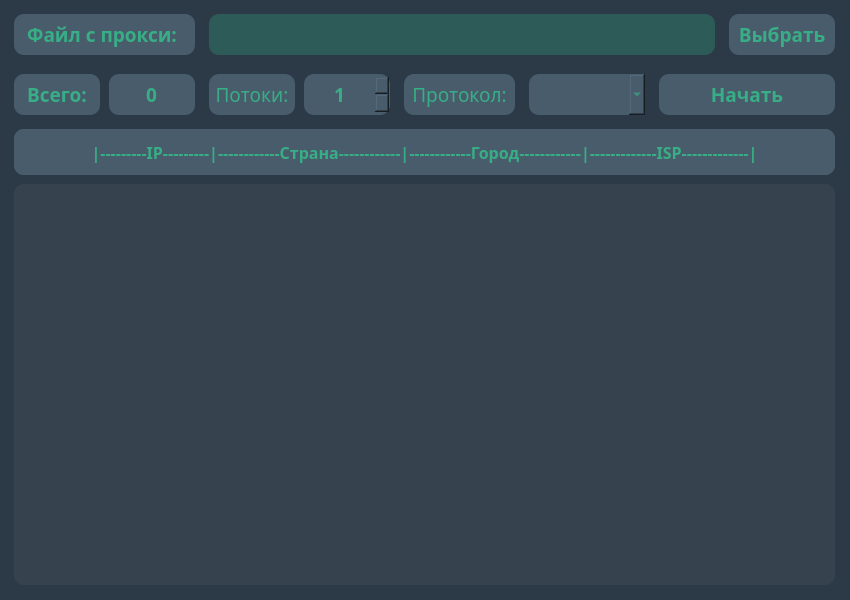
This is modules/app.ui in Underneach/Proxy-Checker as Qt 5 draws it before an edit. The edited form follows.
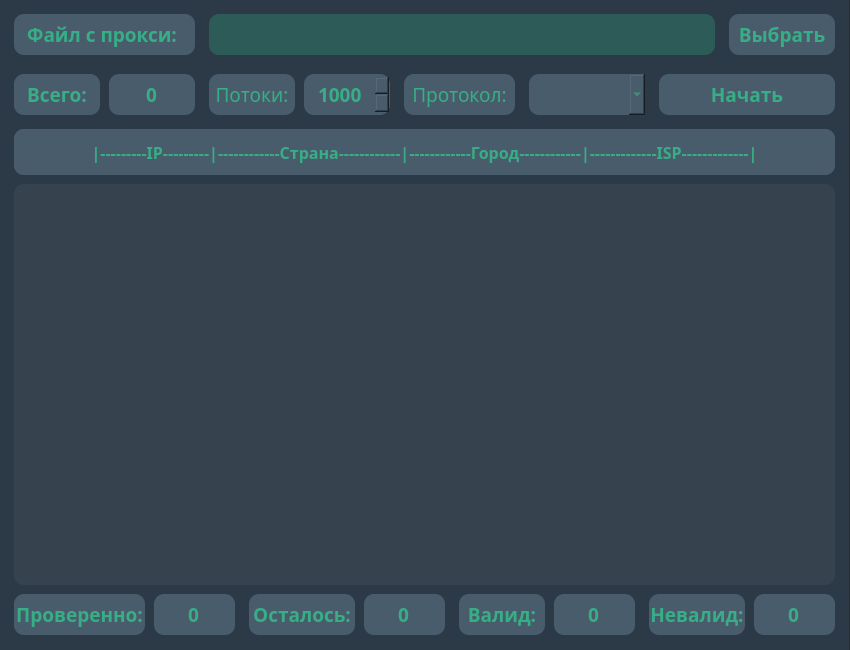
This is the edited form.

What changed in the file:
```diff
--- a/modules/app.ui
+++ b/modules/app.ui
@@ -7,7 +7,7 @@
     <x>0</x>
     <y>0</y>
     <width>850</width>
-    <height>600</height>
+    <height>650</height>
    </rect>
   </property>
   <property name="sizePolicy">
@@ -19,13 +19,13 @@
   <property name="minimumSize">
    <size>
     <width>850</width>
-    <height>600</height>
+    <height>650</height>
    </size>
   </property>
   <property name="maximumSize">
    <size>
     <width>850</width>
-    <height>600</height>
+    <height>999</height>
    </size>
   </property>
   <property name="windowTitle">
@@ -37,8 +37,8 @@
      <rect>
       <x>-1</x>
       <y>-1</y>
-      <width>925</width>
-      <height>606</height>
+      <width>851</width>
+      <height>656</height>
      </rect>
     </property>
     <property name="styleSheet">
@@ -324,6 +324,9 @@
      <property name="maximum">
       <number>9999</number>
      </property>
+     <property name="value">
+      <number>1000</number>
+     </property>
     </widget>
     <widget class="QLineEdit" name="all_proxy">
      <property name="geometry">
@@ -462,6 +465,277 @@
       <string notr="true">background-color:rgb(73, 92, 108);
 color: #37ae85;
 border-radius: 10px;</string>
+     </property>
+     <property name="frame">
+      <bool>true</bool>
+     </property>
+    </widget>
+    <widget class="QLabel" name="label_7">
+     <property name="geometry">
+      <rect>
+       <x>15</x>
+       <y>595</y>
+       <width>131</width>
+       <height>41</height>
+      </rect>
+     </property>
+     <property name="font">
+      <font>
+       <family>Segoe UI Variable Small Semibol</family>
+       <pointsize>11</pointsize>
+       <weight>75</weight>
+       <bold>true</bold>
+      </font>
+     </property>
+     <property name="autoFillBackground">
+      <bool>false</bool>
+     </property>
+     <property name="styleSheet">
+      <string notr="true">background-color:rgb(73, 92, 108);
+color: #37ae85;
+border-radius: 10px;</string>
+     </property>
+     <property name="text">
+      <string>&lt;html&gt;&lt;head/&gt;&lt;body&gt;&lt;p&gt;&lt;span style=&quot; font-size:14pt;&quot;&gt;Проверенно:&lt;/span&gt;&lt;/p&gt;&lt;/body&gt;&lt;/html&gt;</string>
+     </property>
+     <property name="alignment">
+      <set>Qt::AlignCenter</set>
+     </property>
+     <property name="indent">
+      <number>0</number>
+     </property>
+    </widget>
+    <widget class="QLineEdit" name="checked_proxy">
+     <property name="geometry">
+      <rect>
+       <x>155</x>
+       <y>595</y>
+       <width>81</width>
+       <height>41</height>
+      </rect>
+     </property>
+     <property name="font">
+      <font>
+       <family>Segoe UI Variable Small Semibol</family>
+       <pointsize>14</pointsize>
+       <weight>75</weight>
+       <bold>true</bold>
+      </font>
+     </property>
+     <property name="styleSheet">
+      <string notr="true">background-color:rgb(73, 92, 108);
+color: #37ae85;
+border-radius: 10px;</string>
+     </property>
+     <property name="text">
+      <string>0</string>
+     </property>
+     <property name="alignment">
+      <set>Qt::AlignCenter</set>
+     </property>
+     <property name="readOnly">
+      <bool>true</bool>
+     </property>
+    </widget>
+    <widget class="QLabel" name="label_8">
+     <property name="geometry">
+      <rect>
+       <x>250</x>
+       <y>595</y>
+       <width>106</width>
+       <height>41</height>
+      </rect>
+     </property>
+     <property name="font">
+      <font>
+       <family>Segoe UI Variable Small Semibol</family>
+       <pointsize>11</pointsize>
+       <weight>75</weight>
+       <bold>true</bold>
+      </font>
+     </property>
+     <property name="autoFillBackground">
+      <bool>false</bool>
+     </property>
+     <property name="styleSheet">
+      <string notr="true">background-color:rgb(73, 92, 108);
+color: #37ae85;
+border-radius: 10px;</string>
+     </property>
+     <property name="text">
+      <string>&lt;html&gt;&lt;head/&gt;&lt;body&gt;&lt;p&gt;&lt;span style=&quot; font-size:14pt;&quot;&gt;Осталось:&lt;/span&gt;&lt;/p&gt;&lt;/body&gt;&lt;/html&gt;</string>
+     </property>
+     <property name="alignment">
+      <set>Qt::AlignCenter</set>
+     </property>
+     <property name="indent">
+      <number>0</number>
+     </property>
+    </widget>
+    <widget class="QLineEdit" name="unchecked_proxy">
+     <property name="geometry">
+      <rect>
+       <x>365</x>
+       <y>595</y>
+       <width>81</width>
+       <height>41</height>
+      </rect>
+     </property>
+     <property name="font">
+      <font>
+       <family>Segoe UI Variable Small Semibol</family>
+       <pointsize>14</pointsize>
+       <weight>75</weight>
+       <bold>true</bold>
+      </font>
+     </property>
+     <property name="styleSheet">
+      <string notr="true">background-color:rgb(73, 92, 108);
+color: #37ae85;
+border-radius: 10px;</string>
+     </property>
+     <property name="text">
+      <string>0</string>
+     </property>
+     <property name="alignment">
+      <set>Qt::AlignCenter</set>
+     </property>
+     <property name="readOnly">
+      <bool>true</bool>
+     </property>
+    </widget>
+    <widget class="QLabel" name="label_9">
+     <property name="geometry">
+      <rect>
+       <x>460</x>
+       <y>595</y>
+       <width>86</width>
+       <height>41</height>
+      </rect>
+     </property>
+     <property name="font">
+      <font>
+       <family>Segoe UI Variable Small Semibol</family>
+       <pointsize>11</pointsize>
+       <weight>75</weight>
+       <bold>true</bold>
+      </font>
+     </property>
+     <property name="autoFillBackground">
+      <bool>false</bool>
+     </property>
+     <property name="styleSheet">
+      <string notr="true">background-color:rgb(73, 92, 108);
+color: #37ae85;
+border-radius: 10px;</string>
+     </property>
+     <property name="text">
+      <string>&lt;html&gt;&lt;head/&gt;&lt;body&gt;&lt;p&gt;&lt;span style=&quot; font-size:14pt;&quot;&gt;Валид:&lt;/span&gt;&lt;/p&gt;&lt;/body&gt;&lt;/html&gt;</string>
+     </property>
+     <property name="alignment">
+      <set>Qt::AlignCenter</set>
+     </property>
+     <property name="indent">
+      <number>0</number>
+     </property>
+    </widget>
+    <widget class="QLineEdit" name="valid_proxy">
+     <property name="geometry">
+      <rect>
+       <x>555</x>
+       <y>595</y>
+       <width>81</width>
+       <height>41</height>
+      </rect>
+     </property>
+     <property name="font">
+      <font>
+       <family>Segoe UI Variable Small Semibol</family>
+       <pointsize>14</pointsize>
+       <weight>75</weight>
+       <bold>true</bold>
+      </font>
+     </property>
+     <property name="styleSheet">
+      <string notr="true">background-color:rgb(73, 92, 108);
+color: #37ae85;
+border-radius: 10px;</string>
+     </property>
+     <property name="text">
+      <string>0</string>
+     </property>
+     <property name="alignment">
+      <set>Qt::AlignCenter</set>
+     </property>
+     <property name="readOnly">
+      <bool>true</bool>
+     </property>
+    </widget>
+    <widget class="QLabel" name="label_10">
+     <property name="geometry">
+      <rect>
+       <x>650</x>
+       <y>595</y>
+       <width>96</width>
+       <height>41</height>
+      </rect>
+     </property>
+     <property name="font">
+      <font>
+       <family>Segoe UI Variable Small Semibol</family>
+       <pointsize>11</pointsize>
+       <weight>75</weight>
+       <bold>true</bold>
+      </font>
+     </property>
+     <property name="autoFillBackground">
+      <bool>false</bool>
+     </property>
+     <property name="styleSheet">
+      <string notr="true">background-color:rgb(73, 92, 108);
+color: #37ae85;
+border-radius: 10px;</string>
+     </property>
+     <property name="text">
+      <string>&lt;html&gt;&lt;head/&gt;&lt;body&gt;&lt;p&gt;&lt;span style=&quot; font-size:14pt;&quot;&gt;Невалид:&lt;/span&gt;&lt;/p&gt;&lt;/body&gt;&lt;/html&gt;</string>
+     </property>
+     <property name="alignment">
+      <set>Qt::AlignCenter</set>
+     </property>
+     <property name="indent">
+      <number>0</number>
+     </property>
+    </widget>
+    <widget class="QLineEdit" name="invalid_proxy">
+     <property name="geometry">
+      <rect>
+       <x>755</x>
+       <y>595</y>
+       <width>81</width>
+       <height>41</height>
+      </rect>
+     </property>
+     <property name="font">
+      <font>
+       <family>Segoe UI Variable Small Semibol</family>
+       <pointsize>14</pointsize>
+       <weight>75</weight>
+       <bold>true</bold>
+      </font>
+     </property>
+     <property name="styleSheet">
+      <string notr="true">background-color:rgb(73, 92, 108);
+color: #37ae85;
+border-radius: 10px;</string>
+     </property>
+     <property name="text">
+      <string>0</string>
+     </property>
+     <property name="alignment">
+      <set>Qt::AlignCenter</set>
+     </property>
+     <property name="readOnly">
+      <bool>true</bool>
      </property>
     </widget>
    </widget>
```
Left out of the diff: 9 changed lines with no effect on the pictures.
